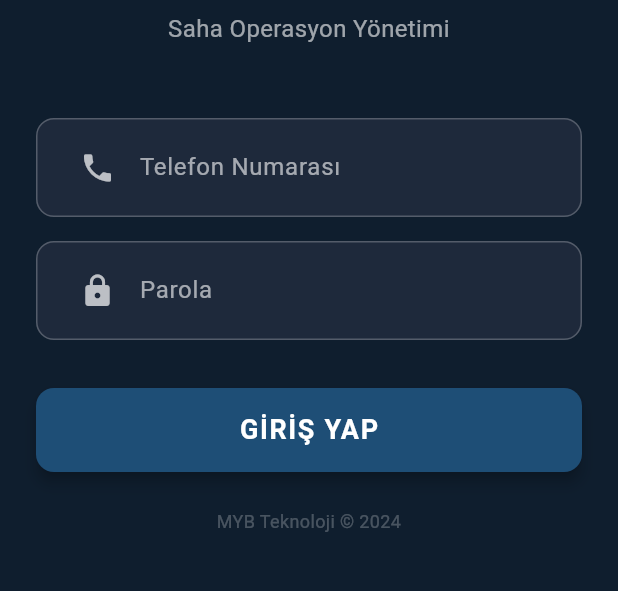
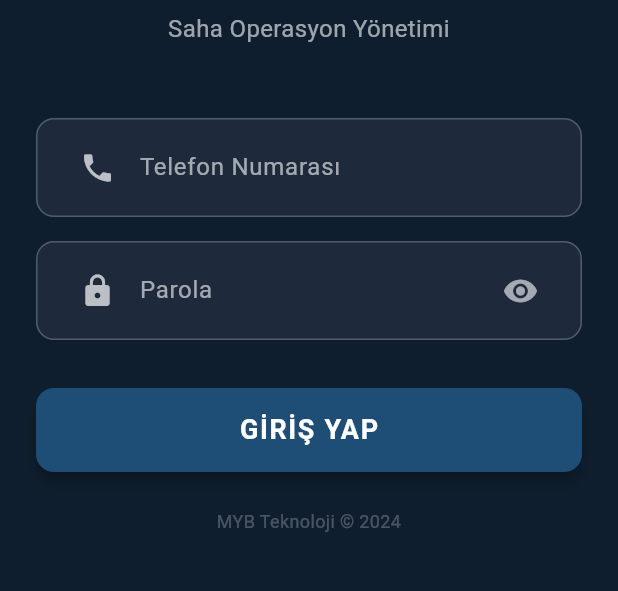
Before and after one commit to MYB-tech/MYB_Personel, a Flutter app: the screen it shows after launch, on a phone screen of 412 x 824 dp, the part 464-1055 px from its top. Run offline on Flutter 3.47's test engine with Material 3 defaults, Android fonts, the phone set to English and light mode, and no system bars; our stand-ins replace geolocator, shared_preferences.

Commit message:
Refine mobile login, debug API endpoints, and enhance UI for App Store compliance
- Fixed hardcoded baseUrl and missing '/api' prefix in mobile services.
- Implemented persistent login session in main.dart.
- Added password visibility toggle and input validation to LoginScreen.
- Added SafeArea to all main screens for notch compatibility.
- Localized task types and statuses to Turkish.
- Added 'Delete Account' option to comply with App Store requirements.
- Updated iOS Info.plist with location permissions and proper app display name.
- Refactored Task model to include localizedType and icon getters.
- Fixed backend task endpoint mismatch in TaskService.
- Improved task list UI with icons and better empty states.

Co-authored-by: MYB-tech <252737805+MYB-tech@users.noreply.github.com>

```diff
--- /dev/null
+++ b/mobile/lib/config/constants.dart
@@ -0,0 +1,8 @@
+class AppConstants {
+  // Use 10.0.2.2 for Android emulator, localhost for iOS simulator
+  // In production, this should be replaced with the actual API URL
+  static const String baseUrl = 'http://10.0.2.2:3000/api';
+
+  // For iOS Simulator, use:
+  // static const String baseUrl = 'http://localhost:3000/api';
+}
--- a/mobile/lib/main.dart
+++ b/mobile/lib/main.dart
@@ -1,12 +1,20 @@
 import 'package:flutter/material.dart';
+import 'package:shared_preferences/shared_preferences.dart';
 import 'screens/login_screen.dart';
+import 'screens/task_list_screen.dart';
 
-void main() {
-  runApp(const MyApp());
+void main() async {
+  WidgetsFlutterBinding.ensureInitialized();
+  final prefs = await SharedPreferences.getInstance();
+  final token = prefs.getString('access_token');
+
+  runApp(MyApp(isLoggedIn: token != null));
 }
 
 class MyApp extends StatelessWidget {
-  const MyApp({super.key});
+  final bool isLoggedIn;
+
+  const MyApp({super.key, required this.isLoggedIn});
 
   @override
   Widget build(BuildContext context) {
@@ -23,7 +31,7 @@ class MyApp extends StatelessWidget {
         ),
         useMaterial3: true,
       ),
-      home: const LoginScreen(),
+      home: isLoggedIn ? const TaskListScreen() : const LoginScreen(),
     );
   }
 }
--- a/mobile/lib/screens/login_screen.dart
+++ b/mobile/lib/screens/login_screen.dart
@@ -20,6 +20,13 @@ class _LoginScreenState extends State<LoginScreen> {
   String _errorMessage = '';
 
   Future<void> _handleLogin() async {
+    if (_phoneController.text.isEmpty || _passwordController.text.isEmpty) {
+      setState(() {
+        _errorMessage = 'Lütfen tüm alanları doldurun.';
+      });
+      return;
+    }
+
     setState(() {
       _isLoading = true;
       _errorMessage = '';
@@ -27,7 +34,7 @@ class _LoginScreenState extends State<LoginScreen> {
 
     try {
       final response = await _authService.login(
-        _phoneController.text,
+        _phoneController.text.trim(),
         _passwordController.text,
       );
 
@@ -56,10 +63,11 @@ class _LoginScreenState extends State<LoginScreen> {
   Widget build(BuildContext context) {
     return Scaffold(
       backgroundColor: const Color(0xFF0F1E2E), // Dark background
-      body: Center(
-        child: SingleChildScrollView(
-          padding: const EdgeInsets.all(24.0),
-          child: Column(
+      body: SafeArea(
+        child: Center(
+          child: SingleChildScrollView(
+            padding: const EdgeInsets.all(24.0),
+            child: Column(
             mainAxisAlignment: MainAxisAlignment.center,
             crossAxisAlignment: CrossAxisAlignment.stretch,
             children: [
@@ -136,6 +144,6 @@ class _LoginScreenState extends State<LoginScreen> {
           ),
         ),
       ),
-    );
+    ),);
   }
 }
--- a/mobile/lib/services/auth_service.dart
+++ b/mobile/lib/services/auth_service.dart
@@ -1,9 +1,9 @@
 import 'dart:convert';
 import 'package:http/http.dart' as http;
+import '../config/constants.dart';
 
 class AuthService {
-  // Use 10.0.2.2 for Android emulator to access host localhost
-  static const String baseUrl = 'http://10.0.2.2:3000';
+  final String baseUrl = AppConstants.baseUrl;
 
   Future<Map<String, dynamic>> login(String phone, String password) async {
     try {
--- a/mobile/lib/widgets/custom_textfield.dart
+++ b/mobile/lib/widgets/custom_textfield.dart
@@ -1,6 +1,6 @@
 import 'package:flutter/material.dart';
 
-class CustomTextField extends StatelessWidget {
+class CustomTextField extends StatefulWidget {
   final TextEditingController controller;
   final String label;
   final IconData icon;
@@ -17,6 +17,19 @@ class CustomTextField extends StatelessWidget {
   });
 
   @override
+  State<CustomTextField> createState() => _CustomTextFieldState();
+}
+
+class _CustomTextFieldState extends State<CustomTextField> {
+  bool _obscureText = true;
+
+  @override
+  void initState() {
+    super.initState();
+    _obscureText = widget.isPassword;
+  }
+
+  @override
   Widget build(BuildContext context) {
     return Container(
       decoration: BoxDecoration(
@@ -26,15 +39,28 @@ class CustomTextField extends StatelessWidget {
       ),
       padding: const EdgeInsets.symmetric(horizontal: 16, vertical: 4),
       child: TextField(
-        controller: controller,
-        obscureText: isPassword,
-        keyboardType: keyboardType,
+        controller: widget.controller,
+        obscureText: _obscureText,
+        keyboardType: widget.keyboardType,
         style: const TextStyle(color: Colors.white, fontSize: 16),
         decoration: InputDecoration(
           border: InputBorder.none,
-          labelText: label,
+          labelText: widget.label,
           labelStyle: const TextStyle(color: Colors.white60),
-          prefixIcon: Icon(icon, color: Colors.white70),
+          prefixIcon: Icon(widget.icon, color: Colors.white70),
+          suffixIcon: widget.isPassword
+              ? IconButton(
+                  icon: Icon(
+                    _obscureText ? Icons.visibility : Icons.visibility_off,
+                    color: Colors.white60,
+                  ),
+                  onPressed: () {
+                    setState(() {
+                      _obscureText = !_obscureText;
+                    });
+                  },
+                )
+              : null,
         ),
       ),
     );
```
Also changed, not shown: mobile/lib/models/task.dart (+28 -0 lines), mobile/lib/screens/task_detail_screen.dart (+6 -4 lines), mobile/lib/screens/task_list_screen.dart (+96 -13 lines), mobile/lib/services/task_service.dart (+4 -3 lines), mobile/pubspec.lock, 2 other files.
